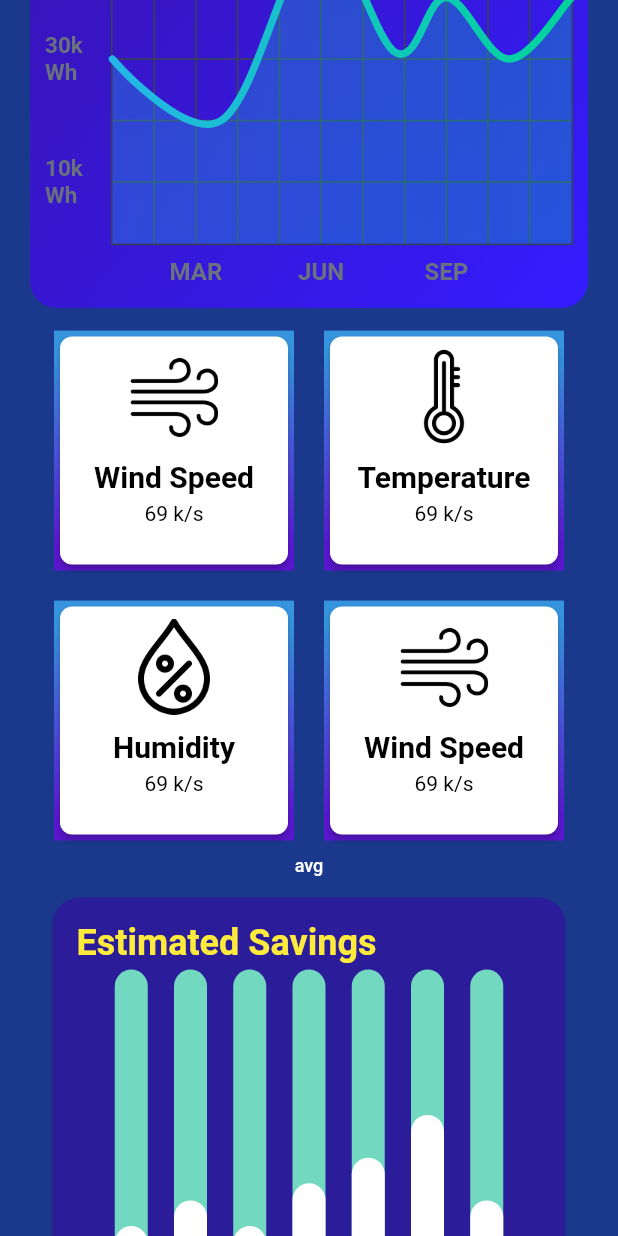
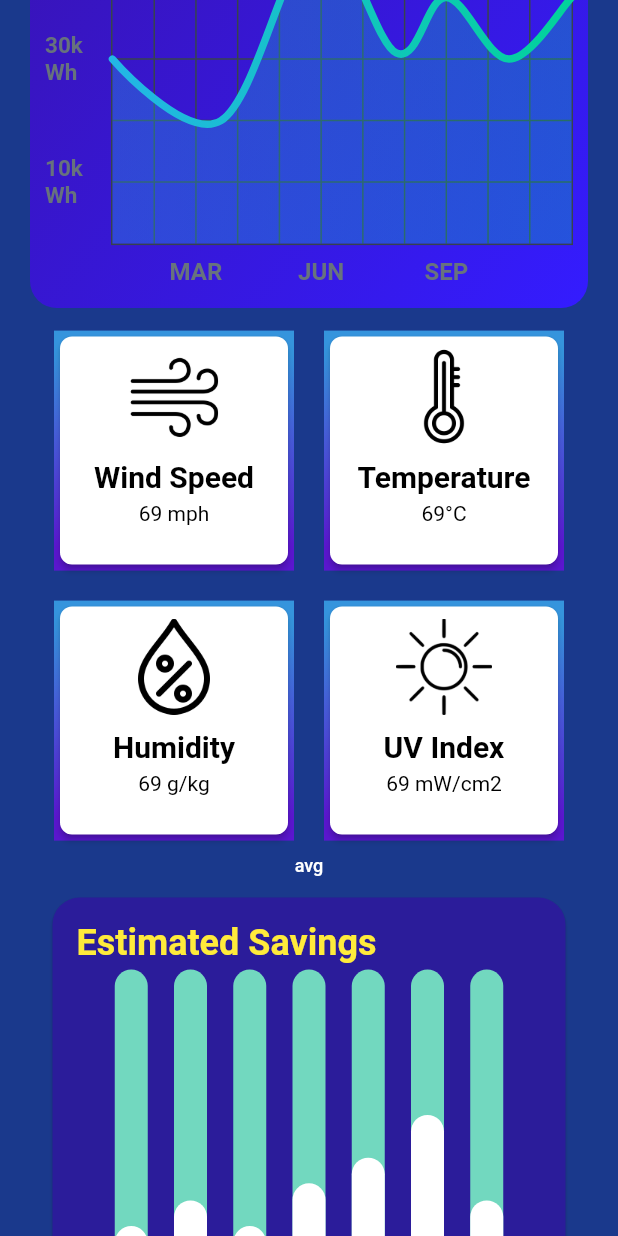
Before and after one commit to ChangeMakerGroupEdition/Sunshine, a Flutter app: the home_page screen opened directly, scrolled down 576 dp, on a phone screen of 412 x 824 dp. Run offline on Flutter 3.47's test engine with Material 2 defaults, Android fonts, the phone set to English and light mode, and no system bars; drawn by our look-alikes of fl_chart; our stand-ins replace google_fonts, introduction_screen.

Commit message:
Unit done UV

```diff
--- a/lib/frontend/MainPage.dart
+++ b/lib/frontend/MainPage.dart
@@ -224,7 +224,7 @@ class _home_page extends State<home_page> {
                                                   SizedBox(
                                                     height: 5.0,
                                                   ),
-                                                  Text("69 k/s",
+                                                  Text("69 mph",
                                                       style: TextStyle(
                                                           color: Colors.black,
                                                           fontWeight:
@@ -277,7 +277,7 @@ class _home_page extends State<home_page> {
                                                   SizedBox(
                                                     height: 5.0,
                                                   ),
-                                                  Text("69 k/s",
+                                                  Text("69°C",
                                                       style: TextStyle(
                                                           color: Colors.black,
                                                           fontWeight:
@@ -330,7 +330,7 @@ class _home_page extends State<home_page> {
                                                   SizedBox(
                                                     height: 5.0,
                                                   ),
-                                                  Text("69 k/s",
+                                                  Text("69 g/kg",
                                                       style: TextStyle(
                                                           color: Colors.black,
                                                           fontWeight:
@@ -368,13 +368,13 @@ class _home_page extends State<home_page> {
                                               child: Column(
                                                 children: [
                                                   Image.asset(
-                                                    "assets/images/wind.png",
+                                                    "assets/images/uv.png",
                                                     width: 64.0,
                                                   ),
                                                   SizedBox(
                                                     height: 10.0,
                                                   ),
-                                                  Text("Wind Speed",
+                                                  Text("UV Index",
                                                       style: TextStyle(
                                                           color: Colors.black,
                                                           fontWeight:
@@ -383,7 +383,7 @@ class _home_page extends State<home_page> {
                                                   SizedBox(
                                                     height: 5.0,
                                                   ),
-                                                  Text("69 k/s",
+                                                  Text("69 mW/cm2",
                                                       style: TextStyle(
                                                           color: Colors.black,
                                                           fontWeight:
```
Also changed, not shown: assets/images/uv.png (added), pubspec.lock.
